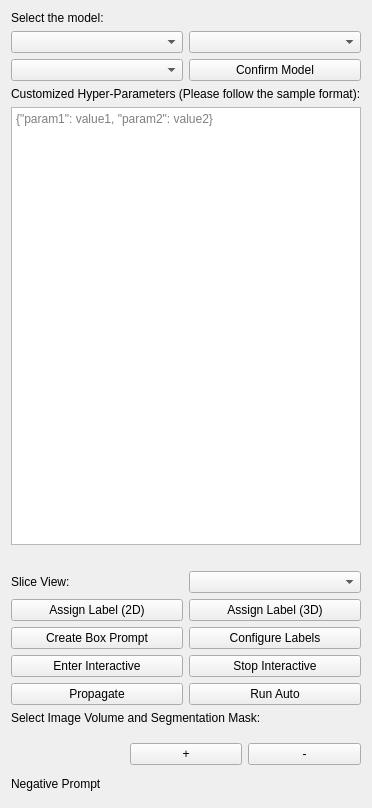
yzluka/SlicerSegmentHumanBody, file SegmentHumanBody/Resources/UI/SegmentHumanBody.ui: the form before one commit.
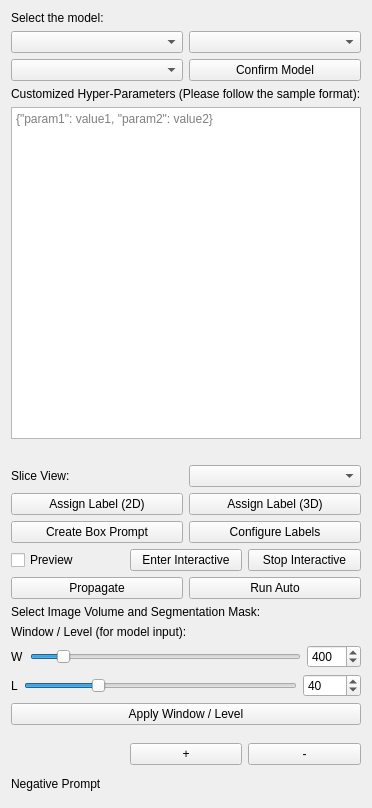
The form after the commit. Custom widgets are drawn as their Qt base class.

Commit message: hotkey for spx display added, region selection performance optimization done, added interactive hover display checkbox

```diff
--- a/SegmentHumanBody/Resources/UI/SegmentHumanBody.ui
+++ b/SegmentHumanBody/Resources/UI/SegmentHumanBody.ui
@@ -121,6 +121,19 @@
    </item>
    <item>
     <layout class="QHBoxLayout">
+     <item>
+      <widget class="QCheckBox" name="previewCheckBox">
+       <property name="text">
+        <string>Preview</string>
+       </property>
+       <property name="toolTip">
+        <string>When checked, the segmentation preview updates live as prompt points are placed.</string>
+       </property>
+       <property name="checked">
+        <bool>false</bool>
+       </property>
+      </widget>
+     </item>
      <item>
       <widget class="QPushButton" name="enterInteractiveModeButton">
        <property name="text">
@@ -163,6 +176,76 @@
      </widget>
    </item>
      
+<item>
+  <widget class="QLabel" name="windowLevelLabel">
+    <property name="text">
+      <string>Window / Level (for model input):</string>
+    </property>
+  </widget>
+</item>
+<item>
+  <layout class="QHBoxLayout">
+    <item>
+      <widget class="QLabel">
+        <property name="text"><string>W</string></property>
+        <property name="minimumWidth"><number>12</number></property>
+      </widget>
+    </item>
+    <item>
+      <widget class="QSlider" name="windowSlider">
+        <property name="orientation"><enum>Qt::Horizontal</enum></property>
+        <property name="minimum"><number>1</number></property>
+        <property name="maximum"><number>4000</number></property>
+        <property name="value"><number>400</number></property>
+      </widget>
+    </item>
+    <item>
+      <widget class="QSpinBox" name="windowSpinBox">
+        <property name="minimum"><number>1</number></property>
+        <property name="maximum"><number>4000</number></property>
+        <property name="value"><number>400</number></property>
+        <property name="minimumWidth"><number>60</number></property>
+      </widget>
+    </item>
+  </layout>
+</item>
+<item>
+  <layout class="QHBoxLayout">
+    <item>
+      <widget class="QLabel">
+        <property name="text"><string>L</string></property>
+        <property name="minimumWidth"><number>12</number></property>
+      </widget>
+    </item>
+    <item>
+      <widget class="QSlider" name="levelSlider">
+        <property name="orientation"><enum>Qt::Horizontal</enum></property>
+        <property name="minimum"><number>-1000</number></property>
+        <property name="maximum"><number>3000</number></property>
+        <property name="value"><number>40</number></property>
+      </widget>
+    </item>
+    <item>
+      <widget class="QSpinBox" name="levelSpinBox">
+        <property name="minimum"><number>-1000</number></property>
+        <property name="maximum"><number>3000</number></property>
+        <property name="value"><number>40</number></property>
+        <property name="minimumWidth"><number>60</number></property>
+      </widget>
+    </item>
+  </layout>
+</item>
+<item>
+  <widget class="QPushButton" name="applyWindowLevelButton">
+    <property name="text">
+      <string>Apply Window / Level</string>
+    </property>
+    <property name="toolTip">
+      <string>Confirm these W/L values for model inference. Original volume data is never modified.</string>
+    </property>
+  </widget>
+</item>
+
 <item>
   <widget class="qMRMLNodeComboBox" name="sourceVolumeSelector">
     <property name="nodeTypes">
```
The commit also changes 7 other files.
